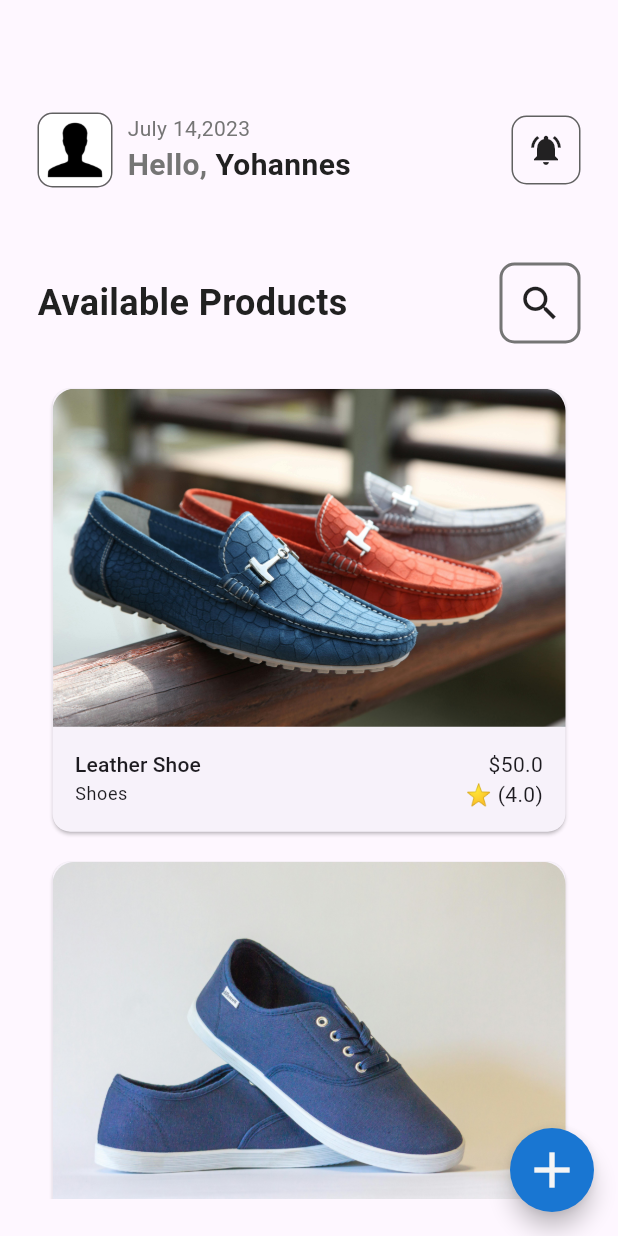
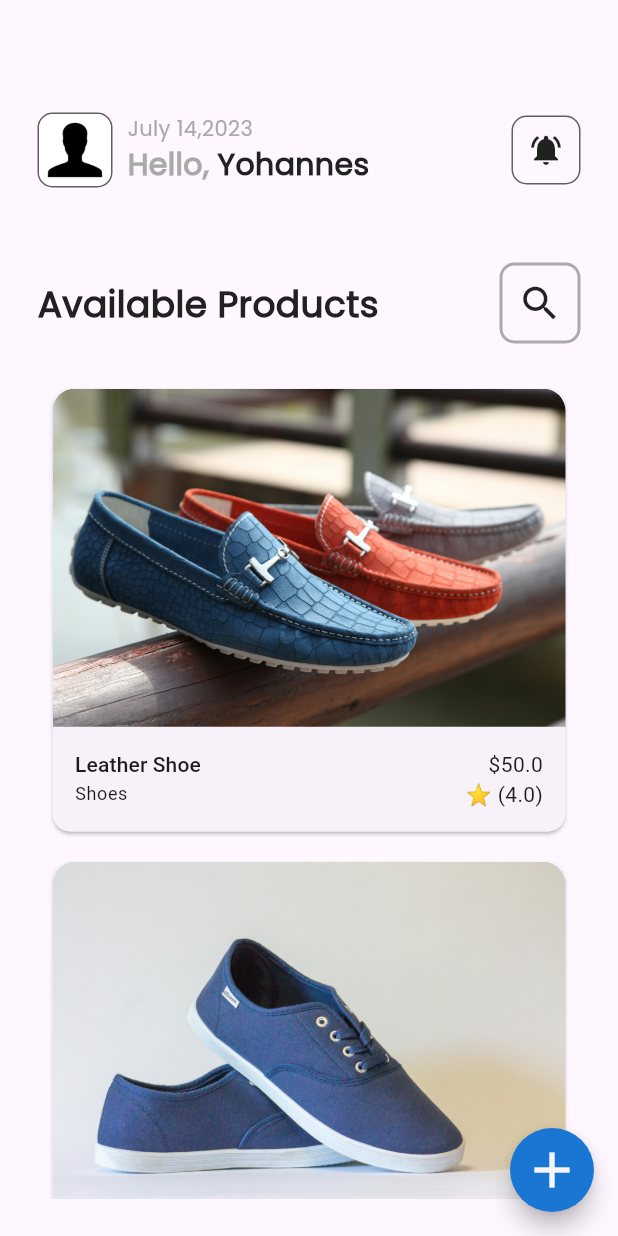
Before and after one commit to Mikreselasie/2025-project-phase-mobile-tasks, a Flutter app: the screen it shows after launch, on a phone screen of 412 x 824 dp. Run offline on Flutter 3.47's test engine with Material 3 defaults, Android fonts, the light colour scheme and no system bars.

Commit message:
New Declarations applied to the file

```diff
--- a/mobile/mikreselasie-abiy/task_6/lib/constants.dart
+++ b/mobile/mikreselasie-abiy/task_6/lib/constants.dart
@@ -7,7 +7,7 @@ class AppColors {
   static const Color accent = Color(0xFFFFC107); // Amber
   static const Color background = Color(0xFFF5F5F5); // Light Gray
   static const Color textPrimary = Color(0xFF212121); // Dark Gray
-  static const Color textSecondary = Color(0xFF757575); // Medium Gray
+  static const Color textSecondary = Color(0xFFAAAAAA); // Medium Gray
   static const Color border = Color(0xFFBDBDBD); // Light Border Gray
   static const Color error = Color(0xFFD32F2F); // Red
 }
@@ -16,7 +16,7 @@ class AppColors {
 class AppTextStyles {
   static const TextStyle heading1 = TextStyle(
     fontSize: 24,
-    fontWeight: FontWeight.bold,
+    fontWeight: FontWeight.w900,
     color: AppColors.textPrimary,
     fontFamily: 'Poppins',
   );
@@ -25,35 +25,63 @@ class AppTextStyles {
     fontSize: 24,
     fontWeight: FontWeight.w600,
     color: AppColors.textPrimary,
+    fontFamily: 'Poppins',
   );
 
   static const TextStyle heading2 = TextStyle(
     fontSize: 20,
     fontWeight: FontWeight.w600,
     color: AppColors.textPrimary,
+    fontFamily: 'Poppins',
   );
 
   static const TextStyle heading2grey = TextStyle(
     fontSize: 20,
     fontWeight: FontWeight.w600,
     color: AppColors.textSecondary,
+    fontFamily: 'Poppins',
   );
 
   static const TextStyle bodyText = TextStyle(
     fontSize: 16,
     fontWeight: FontWeight.normal,
     color: AppColors.textPrimary,
+    fontFamily: 'Poppins',
   );
 
   static const TextStyle subtitle = TextStyle(
     fontSize: 14,
     fontWeight: FontWeight.w400,
     color: AppColors.textSecondary,
+    fontFamily: 'Poppins',
   );
 
   static const TextStyle buttonText = TextStyle(
     fontSize: 16,
     fontWeight: FontWeight.bold,
     color: Colors.white,
+    fontFamily: 'Poppins',
+  );
+
+  static const TextStyle cardProductName = TextStyle(
+    fontSize: 20,
+    fontFamily: 'Poppins',
+    fontWeight: FontWeight.w500,
+  );
+  static const TextStyle cardPriceText = TextStyle(
+    fontSize: 14,
+    fontFamily: 'Poppins',
+    fontWeight: FontWeight.w500,
+  );
+  static const TextStyle cardCategoryText = TextStyle(
+    fontSize: 12,
+    fontFamily: 'Poppins',
+    fontWeight: FontWeight.w400,
+  );
+  static const TextStyle dateText = TextStyle(
+    fontSize: 12,
+    fontFamily: 'Poppins',
+    fontWeight: FontWeight.w400,
+    color: AppColors.textSecondary,
   );
 }
```
